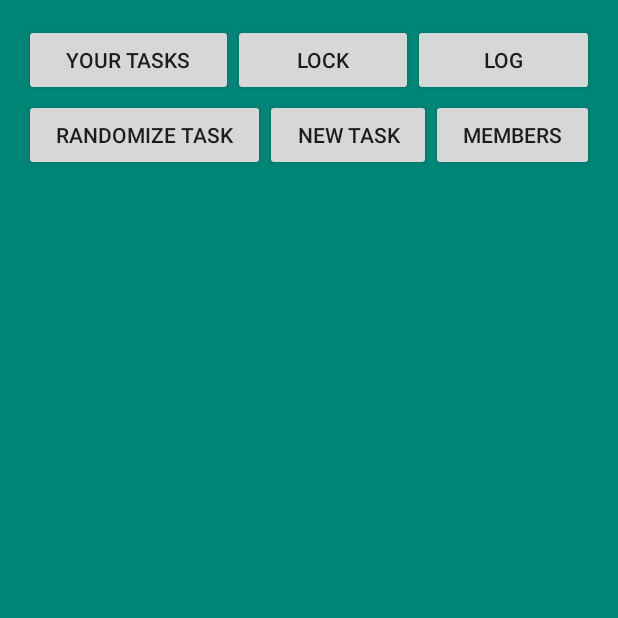
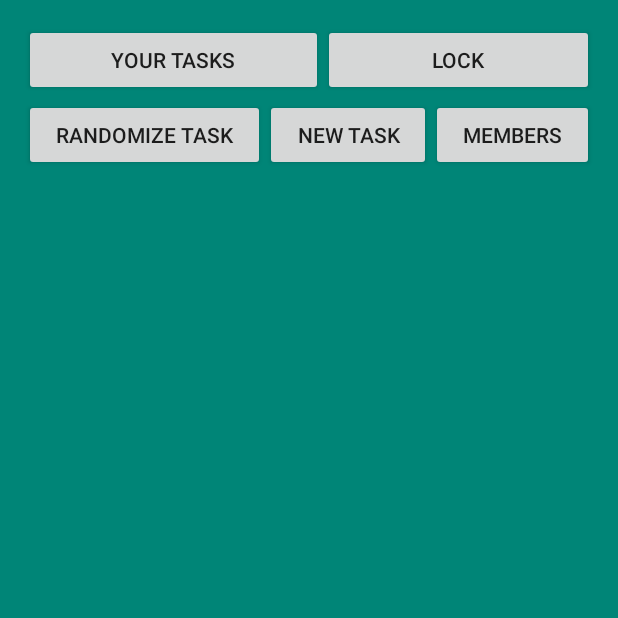
Before and after one commit to ucsdCSE110wi16/CSE110M260T16, an Android app: the TaskList screen opened directly, with no data from a screen before it, on a phone screen of 412 x 824 dp, the top half of it. Run offline under Robolectric (Android 15) with nearby library versions, the phone set to English and light mode, and no system bars; libraries missing offline, so code that uses them is left out: com.parse; 2 statements that could not run were skipped.

Commit message:
Got rid of log button

```diff
--- a/CSE110TaskList/app/src/main/res/layout/content_main.xml
+++ b/CSE110TaskList/app/src/main/res/layout/content_main.xml
@@ -33,7 +33,7 @@
             android:layout_above="@+id/B_signInForm"
             android:layout_centerHorizontal="true"
             android:layout_marginBottom="59dp"
-            android:gravity="center_horizontal" />
+            android:gravity="center" />
 
         <Button
             android:layout_width="fill_parent"
--- a/CSE110TaskList/app/src/main/res/layout/task_list.xml
+++ b/CSE110TaskList/app/src/main/res/layout/task_list.xml
@@ -35,15 +35,6 @@
             android:layout_alignRight="@+id/list_randomize"
             android:layout_alignEnd="@+id/list_randomize"
             android:onClick="lock"
-            android:layout_weight="1"/>
-
-        <Button
-            android:layout_width="wrap_content"
-            android:layout_height="wrap_content"
-            android:text="log"
-            android:id="@+id/logButton"
-            android:layout_below="@+id/groupName"
-            android:layout_centerHorizontal="true"
             android:layout_weight="1"/>
 
     </LinearLayout>
```
